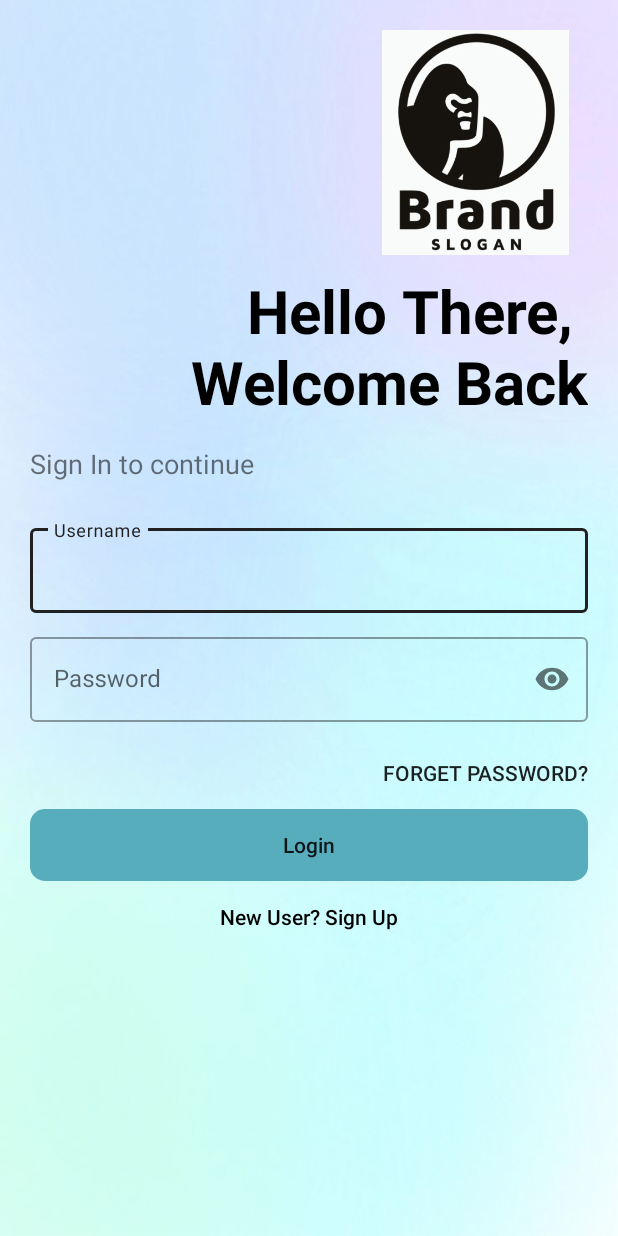
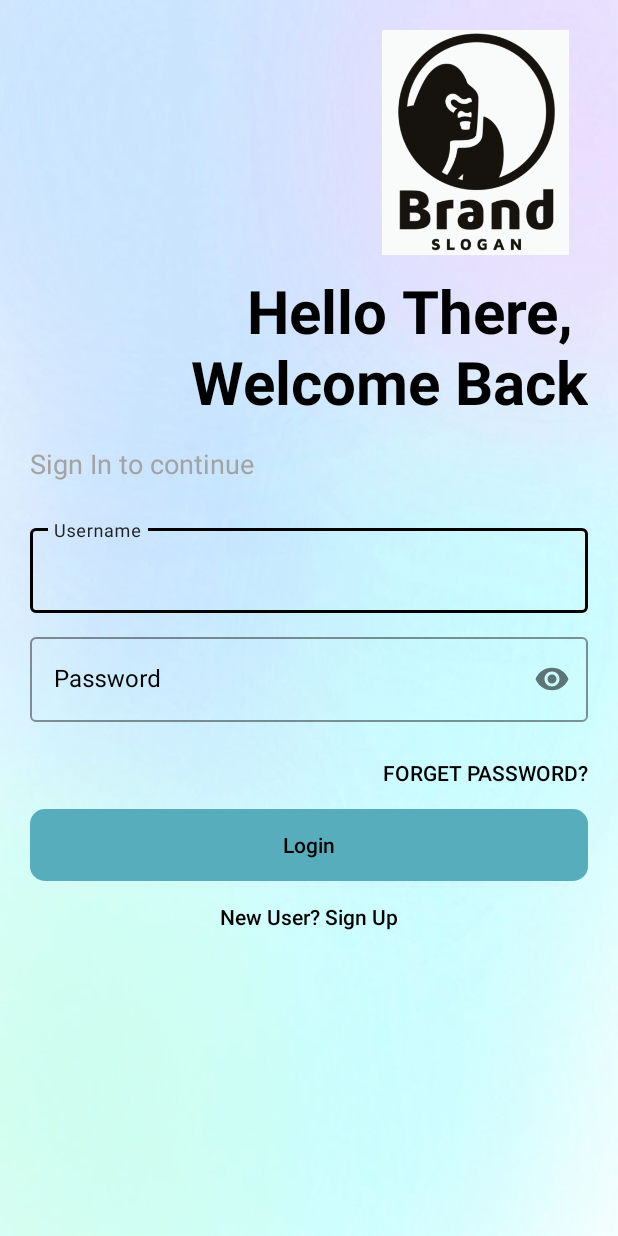
Before and after one commit to deathstroke-13/Cleaning, an Android app: the screen it shows after launch (LoginActivity), on a phone screen of 412 x 824 dp. Run offline under Robolectric (Android 15) with nearby library versions, the phone set to English and light mode, and no system bars; our stand-ins replace ButterKnife.

Commit message:
Tweak to handle multiple device (onProgress)

```diff
--- a/app/src/main/AndroidManifest.xml
+++ b/app/src/main/AndroidManifest.xml
@@ -12,7 +12,8 @@
         android:supportsRtl="true"
         android:theme="@style/AppTheme"
         android:usesCleartextTraffic="true">
-        <activity android:name=".ForgotPasswordActivity"/>
+        <activity android:name=".OneJobActivity"></activity>
+        <activity android:name=".ForgotPasswordActivity" />
         <activity android:name=".SignUpActivity" />
         <activity android:name=".LoginActivity" />
         <activity android:name=".SplashScreen">
--- a/app/src/main/java/com/example/cleaning/LoginActivity.java
+++ b/app/src/main/java/com/example/cleaning/LoginActivity.java
@@ -10,6 +10,7 @@ import android.util.Pair;
 import android.view.View;
 import android.widget.Button;
 import android.widget.EditText;
+import android.widget.TextView;
 
 import com.google.android.material.textfield.TextInputLayout;
 
@@ -25,6 +26,7 @@ public class LoginActivity extends AppCompatActivity {
     @BindView (R.id.btn_forgetPassword) Button btnForgetPassword;
     @BindView (R.id.et_username_login) TextInputLayout etUsername;
     @BindView (R.id.et_password_login) TextInputLayout etPassword;
+    @BindView (R.id.sideText) TextView sideText;
 
     @Override
     protected void onCreate(Bundle savedInstanceState) {
@@ -53,8 +55,9 @@ public class LoginActivity extends AppCompatActivity {
         btnForgetPassword.setOnClickListener (view -> {
             Intent intentForgot = new Intent(LoginActivity.this, ForgotPasswordActivity.class);
 
-            Pair[] pairs = new Pair[1];
+            Pair[] pairs = new Pair[2];
             pairs[0] = new Pair <View, String>(etUsername,"trans_username");
+            pairs[1] = new Pair <View, String>(sideText,"trans_slogan");
 
             ActivityOptions options = ActivityOptions.makeSceneTransitionAnimation (LoginActivity.this,pairs);
             startActivity (intentForgot,options.toBundle ());
--- a/app/src/main/res/layout/activity_forgot_password.xml
+++ b/app/src/main/res/layout/activity_forgot_password.xml
@@ -32,12 +32,15 @@
 
 
     <TextView
+        android:id="@+id/sideText"
         android:layout_width="wrap_content"
         android:layout_height="wrap_content"
         android:maxLines="3"
         android:textSize="18sp"
         android:paddingBottom="10dp"
         android:paddingTop="10dp"
+        android:transitionName="trans_slogan"
+        android:textColor="@color/gray"
         android:text="Please input your username or email\nWe will send the email for password\nrecovery to your email."
         />
 
@@ -47,7 +50,8 @@
         android:layout_height="wrap_content"
         android:paddingBottom="10dp"
         android:transitionName="trans_username"
-
+        android:textColorHint="#000"
+        android:outlineAmbientShadowColor="#000"
         android:hint="Username / Email"
         style="@style/Widget.MaterialComponents.TextInputLayout.OutlinedBox"
         >
--- a/app/src/main/res/layout/activity_login.xml
+++ b/app/src/main/res/layout/activity_login.xml
@@ -35,10 +35,12 @@
         android:paddingBottom="10dp"/>
 
     <TextView
+        android:id="@+id/sideText"
         android:layout_width="wrap_content"
         android:layout_height="wrap_content"
         android:text="Sign In to continue"
         android:transitionName="trans_slogan"
+        android:textColor="@color/gray"
         android:textSize="18sp"
         android:paddingTop="5dp"
         android:paddingBottom="5dp"/>
@@ -50,6 +52,8 @@
         android:transitionName="trans_username"
         android:paddingTop="20dp"
         android:paddingBottom="5dp"
+        android:textColorHint="#000"
+        app:boxStrokeColor="#000"
         android:hint="Username"
         style="@style/Widget.MaterialComponents.TextInputLayout.OutlinedBox"
         >
@@ -65,8 +69,10 @@
         android:transitionName="trans_password"
         android:paddingTop="5dp"
         android:paddingBottom="10dp"
+        android:textColorHint="#000"
         android:hint="Password"
         app:passwordToggleEnabled="true"
+        app:boxStrokeColor="#000"
         style="@style/Widget.MaterialComponents.TextInputLayout.OutlinedBox"
         >
         <com.google.android.material.textfield.TextInputEditText
@@ -81,6 +87,7 @@
         android:layout_height="wrap_content"
         android:layout_gravity="end"
         android:text="Forget Password?"
+        android:textColor="#000"
         android:background="?android:attr/selectableItemBackground"/>
 
     <androidx.cardview.widget.CardView
@@ -95,6 +102,7 @@
             android:layout_width="match_parent"
             android:layout_height="wrap_content"
             android:text="Login"
+            android:textColor="#000"
             android:textAllCaps="false"
             android:background="#58ADBC"/>
 
--- a/app/src/main/res/layout/activity_sign_up.xml
+++ b/app/src/main/res/layout/activity_sign_up.xml
@@ -35,6 +35,7 @@
         android:layout_height="wrap_content"
         android:paddingBottom="5dp"
         android:hint="Name"
+        android:textColorHint="#000"
         style="@style/Widget.MaterialComponents.TextInputLayout.OutlinedBox"
         >
         <com.google.android.material.textfield.TextInputEditText
@@ -49,6 +50,7 @@
         android:paddingBottom="5dp"
         android:transitionName="trans_username"
         android:hint="Username"
+        android:textColorHint="#000"
         style="@style/Widget.MaterialComponents.TextInputLayout.OutlinedBox"
         >
         <com.google.android.material.textfield.TextInputEditText
@@ -62,6 +64,7 @@
         android:layout_height="wrap_content"
         android:paddingBottom="5dp"
         android:hint="Email"
+        android:textColorHint="#000"
         style="@style/Widget.MaterialComponents.TextInputLayout.OutlinedBox"
         >
         <com.google.android.material.textfield.TextInputEditText
@@ -76,6 +79,7 @@
         android:layout_height="wrap_content"
         android:paddingBottom="5dp"
         android:hint="Password"
+        android:textColorHint="#000"
         app:passwordToggleEnabled="true"
         android:transitionName="trans_password"
         style="@style/Widget.MaterialComponents.TextInputLayout.OutlinedBox"
@@ -92,6 +96,7 @@
         android:layout_height="wrap_content"
         android:paddingBottom="20dp"
         android:hint="Confirm Password"
+        android:textColorHint="#000"
         app:passwordToggleEnabled="true"
         style="@style/Widget.MaterialComponents.TextInputLayout.OutlinedBox"
         >
```
Also changed, not shown: app/src/main/java/com/example/cleaning/Adapter.java (+9 -0 lines), app/src/main/java/com/example/cleaning/HomeFragment.java (+13 -0 lines), app/src/main/java/com/example/cleaning/OneJobActivity.java (added, +14 -0 lines), app/src/main/res/layout/activity_one_job.xml (added, +33 -0 lines), app/src/main/res/drawable-hdpi/backgroundjob.png (added), app/src/main/res/drawable-mdpi/backgroundjob.png (added), app/src/main/res/drawable-xhdpi/backgroundjob.png (added), app/src/main/res/drawable-xxhdpi/backgroundjob.png (added), app/src/main/res/drawable-xxxhdpi/backgroundjob.png (added).
